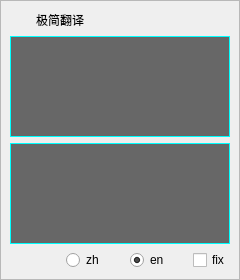
This is src/translater.ui in yjmthu/Neobox as Qt 5 draws it before an edit. The edited form follows.
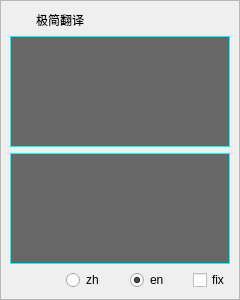
This is the edited form. Icons and pictures are not drawn.

The edit to the form file:
```diff
--- a/src/translater.ui
+++ b/src/translater.ui
@@ -7,7 +7,7 @@
     <x>0</x>
     <y>0</y>
     <width>240</width>
-    <height>280</height>
+    <height>300</height>
    </rect>
   </property>
   <property name="maximumSize">
```
